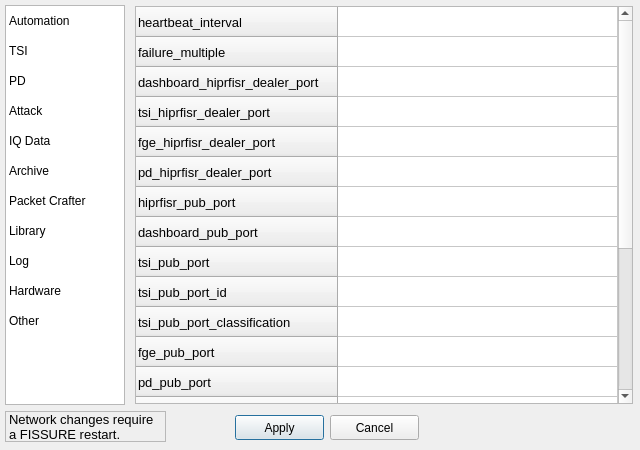
ainfosec/FISSURE, file UI/options.ui: the form before one commit.
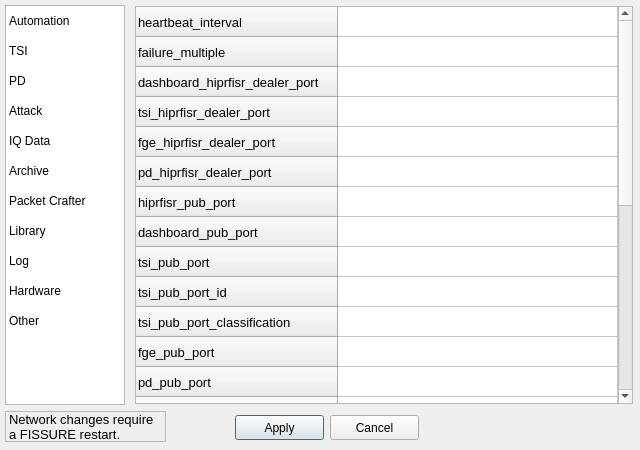
The form after the commit. The open tabs and pages were chosen to show the change.

What changed in the file:
```diff
--- a/UI/options.ui
+++ b/UI/options.ui
@@ -1132,6 +1132,56 @@
         </font>
        </property>
       </row>
+      <row>
+       <property name="text">
+        <string>custom_color1</string>
+       </property>
+       <property name="font">
+        <font>
+         <pointsize>10</pointsize>
+        </font>
+       </property>
+      </row>
+      <row>
+       <property name="text">
+        <string>custom_color2</string>
+       </property>
+       <property name="font">
+        <font>
+         <pointsize>10</pointsize>
+        </font>
+       </property>
+      </row>
+      <row>
+       <property name="text">
+        <string>custom_color3</string>
+       </property>
+       <property name="font">
+        <font>
+         <pointsize>10</pointsize>
+        </font>
+       </property>
+      </row>
+      <row>
+       <property name="text">
+        <string>custom_color4</string>
+       </property>
+       <property name="font">
+        <font>
+         <pointsize>10</pointsize>
+        </font>
+       </property>
+      </row>
+      <row>
+       <property name="text">
+        <string>custom_color5</string>
+       </property>
+       <property name="font">
+        <font>
+         <pointsize>10</pointsize>
+        </font>
+       </property>
+      </row>
       <row>
        <property name="text">
         <string>color1</string>
```
